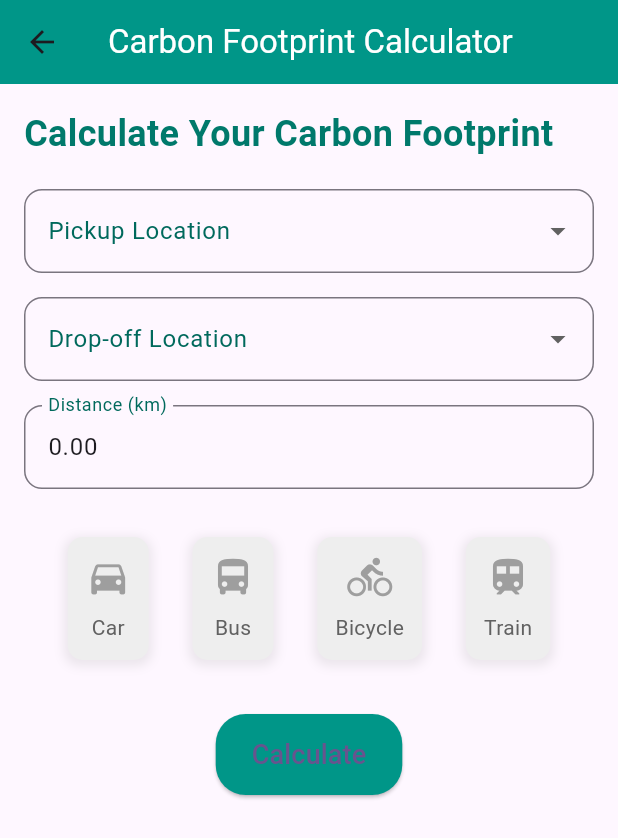
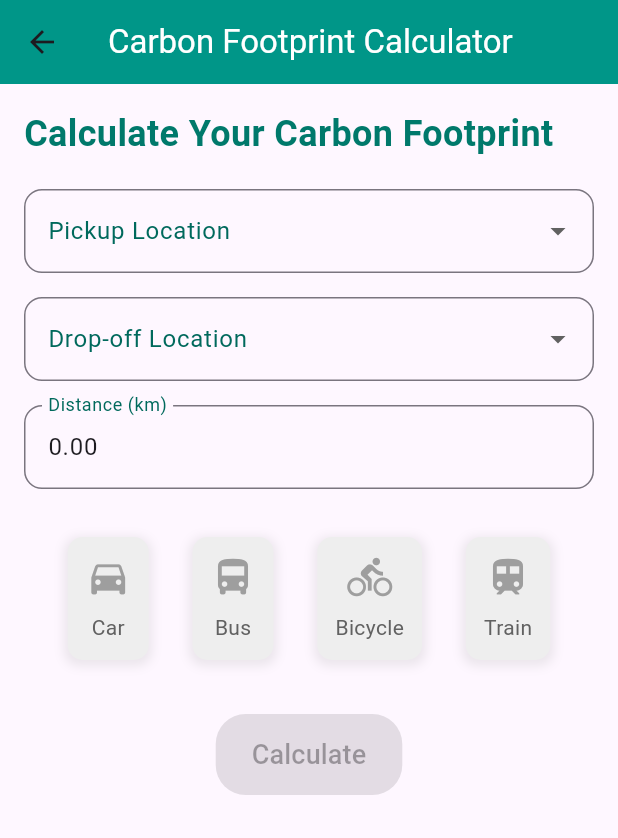
Before and after one commit to OshadiJayananda/tourism_app, a Flutter app: the CarbonFootprintCalculator screen opened directly, on a phone screen of 412 x 824 dp. Shown: the top 838 px of the screen. Run offline on Flutter 3.47's test engine with Material 3 defaults, Android fonts, the phone set to English and light mode, and no system bars; our stand-ins replace firebase_core, firebase_database, flutter_svg, font_awesome_flutter, shared_preferences; accounts and stored records are empty; project files that could hold a hidden picture were left out.

```diff
--- a/lib/Pages/carbonCal/carbon_screen1.dart
+++ b/lib/Pages/carbonCal/carbon_screen1.dart
@@ -809,7 +809,9 @@ class _CarbonFootprintCalculatorState extends State<CarbonFootprintCalculator> {
 // Centered Calculate Button
 Center(
   child: ElevatedButton(
-onPressed: () async {
+    onPressed: travelMode == null
+        ? null
+        : () async {
             if (_formKey.currentState!.validate()) {
               _formKey.currentState!.save();
 
@@ -835,9 +837,8 @@ onPressed: () async {
             }
           },
     style: ElevatedButton.styleFrom(
-                      backgroundColor: Colors.teal,
-                      padding:
-                          const EdgeInsets.symmetric(vertical: 14, horizontal: 24),
+      backgroundColor: travelMode == null ? Colors.grey : Colors.teal,
+      padding: const EdgeInsets.symmetric(vertical: 14, horizontal: 24),
       shape: RoundedRectangleBorder(
         borderRadius: BorderRadius.circular(20),
       ),
```
Lines whose indentation alone changed are shown as unchanged.
